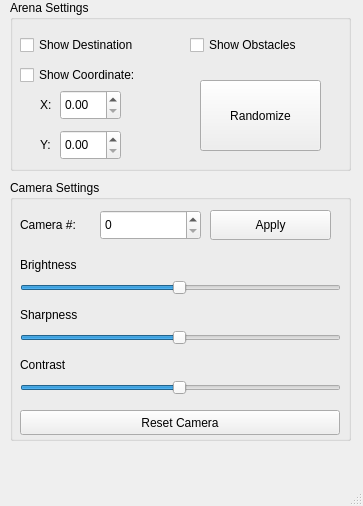
This is mainwindow.ui in umdenes100/vm-vision-system-python as Qt 5 draws it before an edit. The edited form follows.
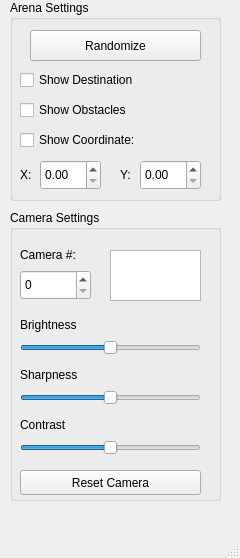
This is the edited form.

Commit message: reformatted GUI screen

The edit to the form file:
```diff
--- a/mainwindow.ui
+++ b/mainwindow.ui
@@ -6,8 +6,8 @@
    <rect>
     <x>0</x>
     <y>0</y>
-    <width>363</width>
-    <height>506</height>
+    <width>240</width>
+    <height>558</height>
    </rect>
   </property>
   <property name="windowTitle">
@@ -19,8 +19,8 @@
      <rect>
       <x>10</x>
       <y>0</y>
-      <width>341</width>
-      <height>171</height>
+      <width>211</width>
+      <height>201</height>
      </rect>
     </property>
     <property name="title">
@@ -29,10 +29,10 @@
     <widget class="QPushButton" name="randomizebutton">
      <property name="geometry">
       <rect>
-       <x>190</x>
-       <y>80</y>
-       <width>121</width>
-       <height>71</height>
+       <x>20</x>
+       <y>30</y>
+       <width>171</width>
+       <height>31</height>
       </rect>
      </property>
      <property name="text">
@@ -43,9 +43,9 @@
      <property name="geometry">
       <rect>
        <x>10</x>
-       <y>30</y>
+       <y>60</y>
        <width>151</width>
-       <height>30</height>
+       <height>40</height>
       </rect>
      </property>
      <property name="text">
@@ -55,10 +55,10 @@
     <widget class="QCheckBox" name="showobst">
      <property name="geometry">
       <rect>
-       <x>180</x>
-       <y>30</y>
+       <x>10</x>
+       <y>90</y>
        <width>151</width>
-       <height>30</height>
+       <height>40</height>
       </rect>
      </property>
      <property name="text">
@@ -69,9 +69,9 @@
      <property name="geometry">
       <rect>
        <x>10</x>
-       <y>60</y>
+       <y>130</y>
        <width>151</width>
-       <height>30</height>
+       <height>20</height>
       </rect>
      </property>
      <property name="text">
@@ -81,8 +81,8 @@
     <widget class="QLabel" name="label">
      <property name="geometry">
       <rect>
-       <x>30</x>
-       <y>90</y>
+       <x>10</x>
+       <y>160</y>
        <width>21</width>
        <height>30</height>
       </rect>
@@ -94,8 +94,8 @@
     <widget class="QLabel" name="label_2">
      <property name="geometry">
       <rect>
-       <x>30</x>
-       <y>130</y>
+       <x>110</x>
+       <y>160</y>
        <width>21</width>
        <height>30</height>
       </rect>
@@ -107,8 +107,8 @@
     <widget class="QDoubleSpinBox" name="xval">
      <property name="geometry">
       <rect>
-       <x>50</x>
-       <y>90</y>
+       <x>30</x>
+       <y>160</y>
        <width>61</width>
        <height>30</height>
       </rect>
@@ -123,8 +123,8 @@
     <widget class="QDoubleSpinBox" name="yval">
      <property name="geometry">
       <rect>
-       <x>50</x>
-       <y>130</y>
+       <x>130</x>
+       <y>160</y>
        <width>61</width>
        <height>30</height>
       </rect>
@@ -141,9 +141,9 @@
     <property name="geometry">
      <rect>
       <x>10</x>
-      <y>180</y>
-      <width>341</width>
-      <height>261</height>
+      <y>210</y>
+      <width>211</width>
+      <height>291</height>
      </rect>
     </property>
     <property name="title">
@@ -153,8 +153,8 @@
      <property name="geometry">
       <rect>
        <x>10</x>
-       <y>230</y>
-       <width>320</width>
+       <y>260</y>
+       <width>181</width>
        <height>25</height>
       </rect>
      </property>
@@ -165,9 +165,9 @@
     <widget class="QSpinBox" name="camnum">
      <property name="geometry">
       <rect>
-       <x>90</x>
-       <y>30</y>
-       <width>101</width>
+       <x>10</x>
+       <y>60</y>
+       <width>71</width>
        <height>30</height>
       </rect>
      </property>
@@ -175,19 +175,6 @@
       <number>10</number>
      </property>
     </widget>
-    <widget class="QPushButton" name="applybutton">
-     <property name="geometry">
-      <rect>
-       <x>200</x>
-       <y>30</y>
-       <width>121</width>
-       <height>30</height>
-      </rect>
-     </property>
-     <property name="text">
-      <string>Apply</string>
-     </property>
-    </widget>
     <widget class="QLabel" name="label_3">
      <property name="geometry">
       <rect>
@@ -205,8 +192,8 @@
      <property name="geometry">
       <rect>
        <x>10</x>
-       <y>100</y>
-       <width>321</width>
+       <y>130</y>
+       <width>181</width>
        <height>16</height>
       </rect>
      </property>
@@ -224,7 +211,7 @@
      <property name="geometry">
       <rect>
        <x>10</x>
-       <y>70</y>
+       <y>100</y>
        <width>131</width>
        <height>30</height>
       </rect>
@@ -237,7 +224,7 @@
      <property name="geometry">
       <rect>
        <x>10</x>
-       <y>120</y>
+       <y>150</y>
        <width>131</width>
        <height>30</height>
       </rect>
@@ -250,7 +237,7 @@
      <property name="geometry">
       <rect>
        <x>10</x>
-       <y>170</y>
+       <y>200</y>
        <width>131</width>
        <height>30</height>
       </rect>
@@ -263,8 +250,8 @@
      <property name="geometry">
       <rect>
        <x>10</x>
-       <y>150</y>
-       <width>321</width>
+       <y>180</y>
+       <width>181</width>
        <height>16</height>
       </rect>
      </property>
@@ -282,8 +269,8 @@
      <property name="geometry">
       <rect>
        <x>10</x>
-       <y>200</y>
-       <width>321</width>
+       <y>230</y>
+       <width>181</width>
        <height>16</height>
       </rect>
      </property>
@@ -297,6 +284,16 @@
       <enum>Qt::Horizontal</enum>
      </property>
     </widget>
+    <widget class="QListWidget" name="camList">
+     <property name="geometry">
+      <rect>
+       <x>100</x>
+       <y>40</y>
+       <width>91</width>
+       <height>51</height>
+      </rect>
+     </property>
+    </widget>
    </widget>
   </widget>
   <widget class="QMenuBar" name="menubar">
```
Left out of the diff: 2 changed lines with no effect on the pictures. The commit also changes 4 other files.
